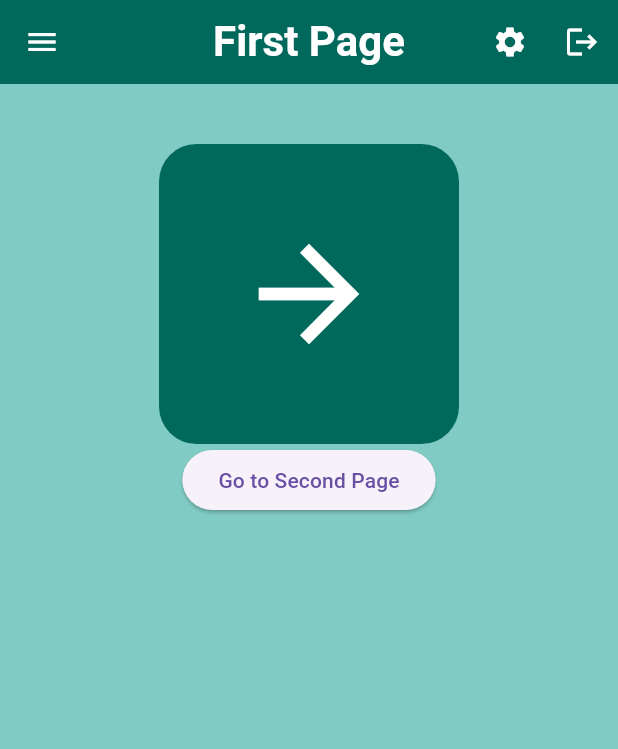
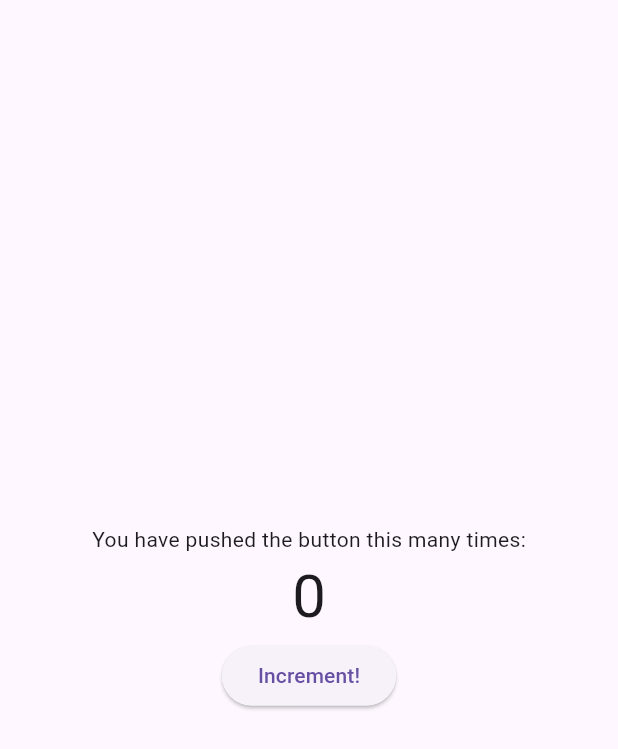
Before and after one commit to binbaragi/Counter-App, a Flutter app: the screen it shows after launch, on a phone screen of 412 x 824 dp. Shown: the top 749 px of the screen. Run offline on Flutter 3.47's test engine with Material 3 defaults, Android fonts, the phone set to English and light mode, and no system bars.

```diff
--- a/counter_app/lib/main.dart
+++ b/counter_app/lib/main.dart
@@ -1,23 +1,15 @@
-import 'package:counter_app/pages/first_page.dart';
-import 'package:counter_app/pages/second_page.dart';
+import 'package:counter_app/pages/counter_page.dart';
 import 'package:flutter/material.dart';
 
 void main() {
-  runApp(const MainApp());
+  runApp(const MyApp());
 }
 
-class MainApp extends StatelessWidget {
-  const MainApp({super.key});
+class MyApp extends StatelessWidget {
+  const MyApp({super.key});
 
   @override
   Widget build(BuildContext context) {
-    return MaterialApp(
-      debugShowCheckedModeBanner: false,
-      home: FirstPage(),
-      routes: {
-        '/firstpage': (context) => FirstPage(),
-        '/secondpage': (context) => SecondPage(),
-      },
-    );
+    return MaterialApp(home: CounterPage());
   }
 }
--- /dev/null
+++ b/counter_app/lib/pages/counter_page.dart
@@ -0,0 +1,39 @@
+import 'package:flutter/material.dart';
+
+class CounterPage extends StatefulWidget {
+  const CounterPage({super.key});
+
+  @override
+  State<CounterPage> createState() => _CounterPageState();
+}
+
+class _CounterPageState extends State<CounterPage> {
+  //variable
+  int counter = 0;
+  //method
+  void incrementCounter() {
+    setState(() {
+      counter++;
+    });
+  }
+
+  //UI
+  @override
+  Widget build(BuildContext context) {
+    return Scaffold(
+      body: Center(
+        child: Column(
+          mainAxisAlignment: MainAxisAlignment.center,
+          children: [
+            Text("You have pushed the button this many times:"),
+            Text(counter.toString(), style: TextStyle(fontSize: 40)),
+            ElevatedButton(
+              onPressed: incrementCounter,
+              child: Text("Increment!"),
+            ),
+          ],
+        ),
+      ),
+    );
+  }
+}
--- a/counter_app/lib/pages/first_page.dart
+++ /dev/null
@@ -1,71 +0,0 @@
-import 'package:flutter/material.dart';
-
-class FirstPage extends StatelessWidget {
-  const FirstPage({super.key});
-
-  @override
-  Widget build(BuildContext context) {
-    return Scaffold(
-      backgroundColor: Colors.teal[200],
-      appBar: AppBar(
-        title: const Text('First Page'),
-        titleTextStyle: TextStyle(
-          color: Colors.white,
-          fontSize: 28,
-          fontWeight: FontWeight.bold,
-        ),
-        elevation: 0,
-        centerTitle: true,
-        backgroundColor: Colors.teal[800],
-
-        //leading is the icon on the left side of the app bar
-        leading: Icon(Icons.menu, color: Colors.white),
-
-        //actions is a list of widgets that will be displayed on the right side of the app bar
-        actions: [
-          IconButton(
-            onPressed: () {},
-            icon: Icon(Icons.settings, color: Colors.white),
-          ),
-
-          IconButton(
-            onPressed: () {},
-            icon: Icon(Icons.logout, color: Colors.white),
-          ),
-        ],
-      ),
-
-      body: Padding(
-        padding: const EdgeInsets.only(top: 40),
-        child: Center(
-          child: Column(
-            mainAxisAlignment: MainAxisAlignment.start,
-            crossAxisAlignment: CrossAxisAlignment.center,
-            children: [
-              Container(
-                height: 200,
-                width: 200,
-                decoration: BoxDecoration(
-                  color: Colors.teal[800],
-                  borderRadius: BorderRadius.circular(25),
-                ),
-                padding: EdgeInsets.all(25),
-                child: Icon(
-                  Icons.arrow_forward,
-                  color: Colors.white,
-                  size: 100,
-                ),
-              ),
-              ElevatedButton(
-                onPressed: () {
-                  Navigator.pushNamed(context, '/secondpage');
-                },
-                child: Text('Go to Second Page'),
-              ),
-            ],
-          ),
-        ),
-      ),
-    );
-  }
-}
```
Also changed, not shown: counter_app/lib/pages/second_page.dart (deleted, +0 -63 lines), 1 other file.
